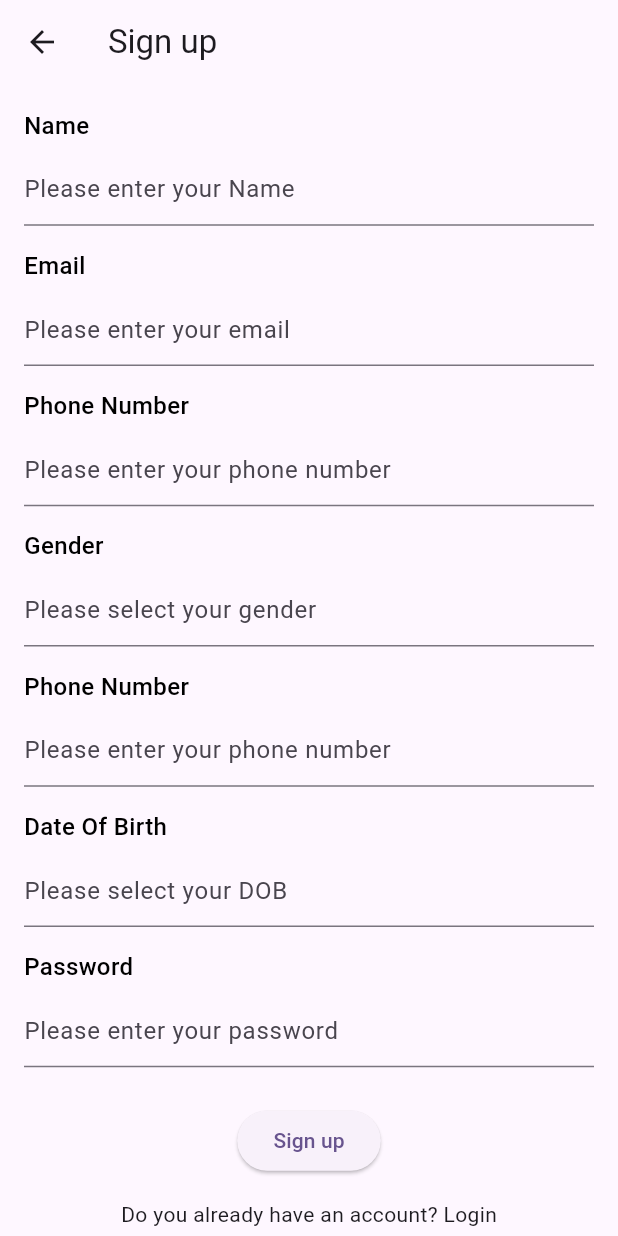
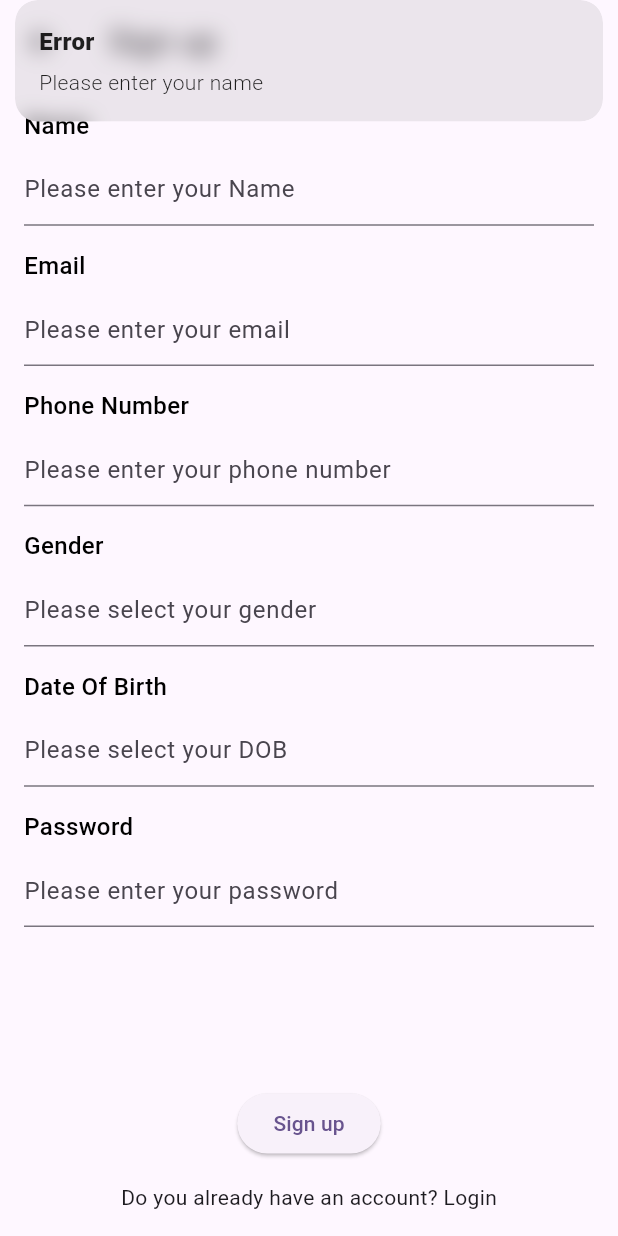
Before and after one commit to milanchauhan1803/workout_tracker, a Flutter app: the SignUpScreen screen opened directly, after a tap on "Sign up", on a phone screen of 412 x 824 dp. Run offline on Flutter 3.47's test engine with Material 3 defaults, Android fonts, the light colour scheme and no system bars; our stand-ins replace firebase_core, get; accounts and stored records are empty.

Commit message:
Added sign up screen validations. Resolve the firebase related issue while development Resolving the Firebase npm command issue in the android studio terminal

```diff
--- a/lib/main.dart
+++ b/lib/main.dart
@@ -1,10 +1,13 @@
+import 'package:firebase_core/firebase_core.dart';
 import 'package:flutter/material.dart';
 import 'package:get/get.dart';
 import 'package:workout_tracker/bindings/custom_bindings.dart';
 import 'package:workout_tracker/screens/login_screen/ui/login_screen.dart';
 
-void main() {
+Future<void> main() async {
   CustomBindings().dependencies();
+  WidgetsFlutterBinding.ensureInitialized();
+  await Firebase.initializeApp();
   runApp(const MyApp());
 }
 
--- a/lib/screens/login_screen/controller/login_controller.dart
+++ b/lib/screens/login_screen/controller/login_controller.dart
@@ -1,5 +1,8 @@
+import 'package:flutter/cupertino.dart';
 import 'package:get/get.dart';
 
 class LoginController extends GetxController{
-
+   RxBool isObscure = true.obs;
+  TextEditingController emailController = TextEditingController();
+  TextEditingController passwordController = TextEditingController();
 }
--- a/lib/screens/sign_up_screen/controller/sing_up_controller.dart
+++ b/lib/screens/sign_up_screen/controller/sing_up_controller.dart
@@ -1,5 +1,48 @@
+import 'package:flutter/cupertino.dart';
 import 'package:get/get.dart';
 
-class SignUpController extends GetxController{
+class SignUpController extends GetxController {
+  TextEditingController nameController = TextEditingController();
+  TextEditingController emailController = TextEditingController();
+  TextEditingController passwordController = TextEditingController();
+  TextEditingController phoneController = TextEditingController();
+  TextEditingController dobController = TextEditingController();
 
+  void signUp() {
+    String name = nameController.text.trim();
+    String email = emailController.text.trim();
+    String password = passwordController.text.trim();
+    String phone = phoneController.text.trim();
+    String dob = dobController.text.trim();
+
+    if (name.isEmpty) {
+      Get.snackbar("Error", "Please enter your name");
+      return;
+    } else if (name.length < 3) {
+      Get.snackbar("Error", "Please enter a valid name");
+    } else if (email.isEmpty) {
+      Get.snackbar("Error", "Please enter your email");
+      return;
+    } else if (!GetUtils.isEmail(email)) {
+      Get.snackbar("Error", "Please enter a valid email");
+    } else if (dob.isEmpty) {
+      Get.snackbar("Error", "Please enter your date of birth");
+      return;
+    } else if (dob.length != 10) {
+      Get.snackbar("Error", "Please enter a valid date of birth");
+    }
+    else if (password.isEmpty) {
+      Get.snackbar("Error", "Please enter your password");
+      return;
+    } else if (password.length < 6) {
+      Get.snackbar("Error", "Please enter a valid password");
+    } else if (phone.isEmpty) {
+      Get.snackbar("Error", "Please enter your phone number");
+      return;
+    } else if (phone.length != 10) {
+      Get.snackbar("Error", "Please enter a valid phone number");
+    } else {
+      Get.snackbar("Success", "Account created successfully");
+    }
+  }
 }
--- a/lib/screens/sign_up_screen/ui/sign_up_screen.dart
+++ b/lib/screens/sign_up_screen/ui/sign_up_screen.dart
@@ -4,7 +4,7 @@ import 'package:get/get.dart';
 
 import '../controller/sing_up_controller.dart';
 
-class SignUpScreen extends GetView<SignUpController>{
+class SignUpScreen extends GetView<SignUpController> {
   const SignUpScreen({super.key});
 
   @override
@@ -30,6 +30,8 @@ class SignUpScreen extends GetView<SignUpController>{
                 ),
                 SizedBox(height: 7.5),
                 TextFormField(
+                  controller: controller.nameController,
+                  keyboardType: TextInputType.name,
                   decoration: InputDecoration(
                     hintText: "Please enter your Name",
                   ),
@@ -45,6 +47,7 @@ class SignUpScreen extends GetView<SignUpController>{
                 ),
                 SizedBox(height: 7.5),
                 TextFormField(
+                  controller: controller.emailController,
                   decoration: InputDecoration(
                     hintText: "Please enter your email",
                   ),
@@ -60,6 +63,7 @@ class SignUpScreen extends GetView<SignUpController>{
                 ),
                 SizedBox(height: 7.5),
                 TextFormField(
+                  controller: controller.phoneController,
                   decoration: InputDecoration(
                     hintText: "Please enter your phone number",
                   ),
@@ -81,21 +85,6 @@ class SignUpScreen extends GetView<SignUpController>{
                 ),
                 SizedBox(height: 15),
                 Text(
-                  "Phone Number",
-                  style: TextStyle(
-                    color: Colors.black,
-                    fontWeight: FontWeight.w500,
-                    fontSize: 16,
-                  ),
-                ),
-                SizedBox(height: 7.5),
-                TextFormField(
-                  decoration: InputDecoration(
-                    hintText: "Please enter your phone number",
-                  ),
-                ),
-                SizedBox(height: 15),
-                Text(
                   "Date Of Birth",
                   style: TextStyle(
                     color: Colors.black,
@@ -105,6 +94,13 @@ class SignUpScreen extends GetView<SignUpController>{
                 ),
                 SizedBox(height: 7.5),
                 TextFormField(
+                  onTap: (){
+                    DatePickerDialog(
+                      initialDate: DateTime.now(),
+                      firstDate: DateTime(1900),
+                      lastDate: DateTime.now(),
+                    );
+                  },
                   decoration: InputDecoration(
                     hintText: "Please select your DOB",
                   ),
@@ -120,6 +116,7 @@ class SignUpScreen extends GetView<SignUpController>{
                 ),
                 SizedBox(height: 7.5),
                 TextFormField(
+                  controller: controller.passwordController,
                   decoration: InputDecoration(
                     hintText: "Please enter your password",
                   ),
@@ -132,12 +129,7 @@ class SignUpScreen extends GetView<SignUpController>{
                 Center(
                   child: ElevatedButton(
                     onPressed: () {
-                      Navigator.push(
-                        context,
-                        MaterialPageRoute(
-                          builder: (BuildContext) => SignUpScreen(),
-                        ),
-                      );
+                      controller.signUp();
                     },
                     child: Text("Sign up"),
                   ),
--- a/pubspec.yaml
+++ b/pubspec.yaml
@@ -35,6 +35,8 @@ dependencies:
   # Use with the CupertinoIcons class for iOS style icons.
   cupertino_icons: ^1.0.8
   get: ^4.7.2
+  firebase_core:
+  cloud_firestore:
 
 dev_dependencies:
   flutter_test:
```
Also changed, not shown: lib/screens/login_screen/ui/login_screen.dart (+24 -3 lines), pubspec.lock, 6 other files.
